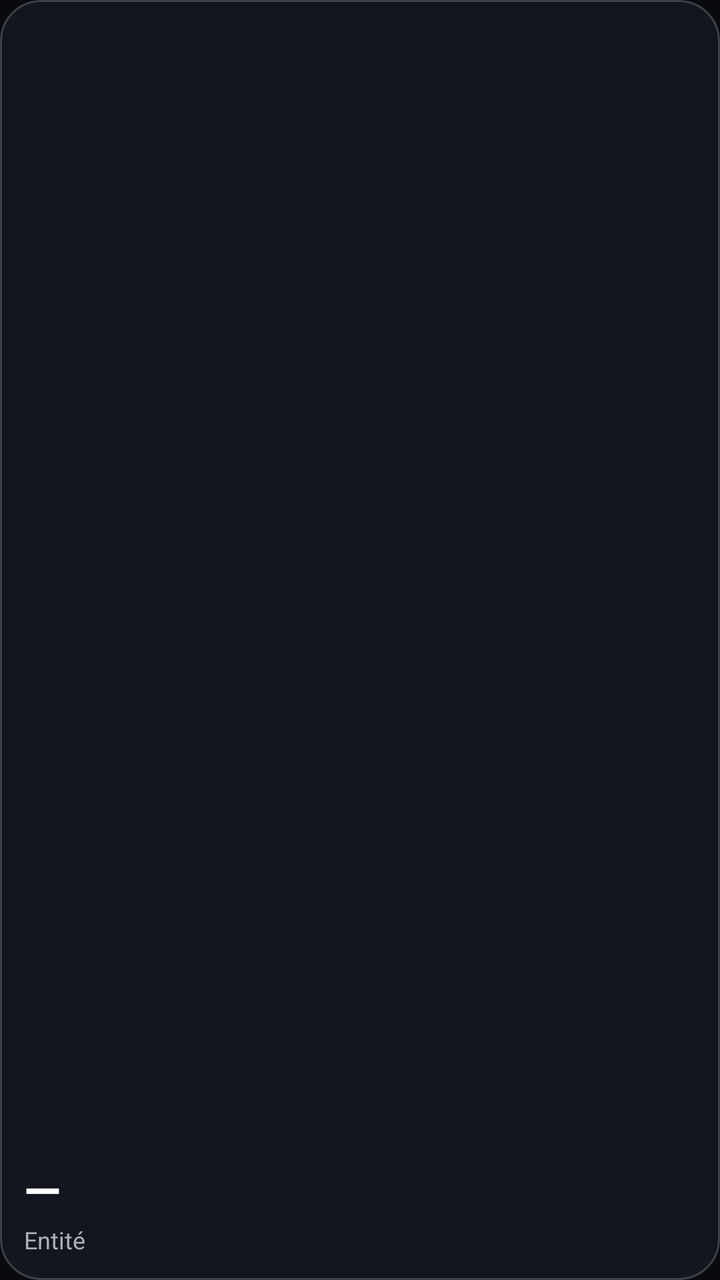
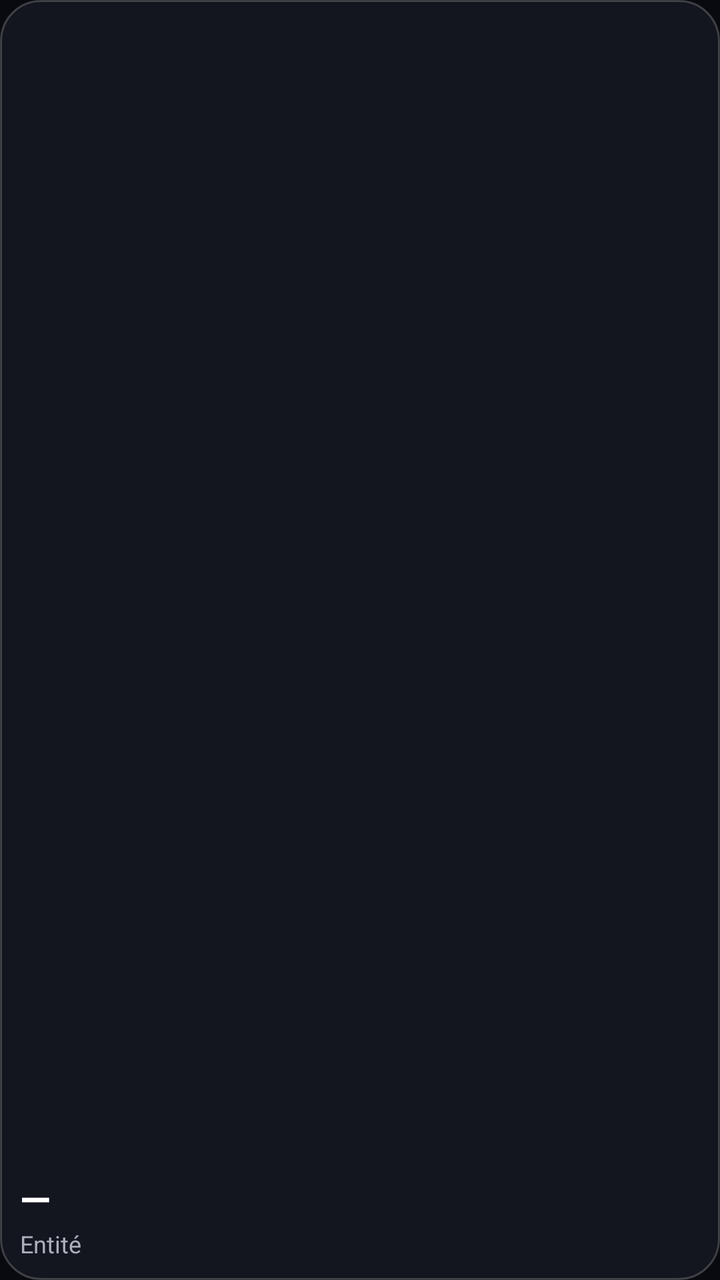

Before-and-after screenshots of an Android layout around one commit, followed by the original layout XML and the change that was made.
<!-- AndroidManifest.xml: application theme Theme.HaPanel -->
<!-- res/layout/item_tile.xml -->
<?xml version="1.0" encoding="utf-8"?>
<FrameLayout xmlns:android="http://schemas.android.com/apk/res/android"
    android:layout_width="match_parent"
    android:layout_height="128dp"
    android:layout_margin="6dp"
    android:clipChildren="true"
    android:clipToPadding="true"
    android:background="@drawable/tile_background">

    <View
        android:id="@+id/tile_tint"
        android:layout_width="match_parent"
        android:layout_height="match_parent"
        android:background="@drawable/tile_tint"
        android:visibility="gone" />

    <TextView
        android:id="@+id/tile_watermark"
        android:layout_width="wrap_content"
        android:layout_height="wrap_content"
        android:layout_gravity="end|center_vertical"
        android:layout_marginEnd="-14dp"
        android:includeFontPadding="false"
        android:textSize="104sp" />

    <LinearLayout
        android:layout_width="match_parent"
        android:layout_height="match_parent"
        android:orientation="vertical"
        android:padding="12dp">

        
        <TextView
            android:id="@+id/tile_icon"
            android:layout_width="wrap_content"
            android:layout_height="wrap_content"
            android:includeFontPadding="false"
            android:textColor="@color/tile_icon_tint"
            android:textSize="26sp" />

        
        <View
            android:layout_width="match_parent"
            android:layout_height="0dp"
            android:layout_weight="1" />

        <TextView
            android:id="@+id/tile_value"
            android:layout_width="match_parent"
            android:layout_height="wrap_content"
            android:maxLines="1"
            android:ellipsize="end"
            android:text="—"
            android:textColor="@color/tile_value"
            android:textSize="24sp"
            android:textStyle="bold" />

        <TextView
            android:id="@+id/tile_name"
            android:layout_width="match_parent"
            android:layout_height="wrap_content"
            android:layout_marginTop="1dp"
            android:ellipsize="end"
            android:maxLines="1"
            android:text="Entité"
            android:textColor="@color/tile_name"
            android:textSize="12sp" />

        
        <TextView
            android:id="@+id/tile_secondary"
            android:layout_width="match_parent"
            android:layout_height="wrap_content"
            android:layout_marginTop="1dp"
            android:maxLines="1"
            android:ellipsize="end"
            android:textColor="@color/text_secondary"
            android:textSize="12sp"
            android:visibility="gone" />

        
        <ProgressBar
            android:id="@+id/tile_level"
            style="?android:attr/progressBarStyleHorizontal"
            android:layout_width="match_parent"
            android:layout_height="4dp"
            android:layout_marginTop="8dp"
            android:max="100"
            android:progressDrawable="@drawable/level_bar"
            android:visibility="gone" />

    </LinearLayout>

</FrameLayout>
<!-- resources referenced by this layout -->
<resources>
  <color name="text_secondary">#FFAAAFB9</color>
  <color name="tile_name">#FFAAAFB9</color>
  <color name="tile_value">#FFFFFFFF</color>
  <!-- drawable level_bar (drawable) -->
  <?xml version="1.0" encoding="utf-8"?>
  <layer-list xmlns:android="http://schemas.android.com/apk/res/android">
      <item android:id="@android:id/background">
          <shape android:shape="rectangle">
              <corners android:radius="2dp" />
              <solid android:color="@color/level_track" />
          </shape>
      </item>
      <item android:id="@android:id/progress">
          <clip>
              <shape android:shape="rectangle">
                  <corners android:radius="2dp" />
                  <solid android:color="@color/level_fill" />
              </shape>
          </clip>
      </item>
  </layer-list>
  <!-- drawable tile_background (drawable) -->
  <?xml version="1.0" encoding="utf-8"?>
  <selector xmlns:android="http://schemas.android.com/apk/res/android">
  
      
      <item android:state_selected="true">
          <shape android:shape="rectangle">
              <corners android:radius="20dp" />
              <solid android:color="@color/tile_selected" />
              <stroke android:width="2dp" android:color="@color/accent" />
          </shape>
      </item>
  
      
      <item android:state_activated="true">
          <shape android:shape="rectangle">
              <corners android:radius="20dp" />
              <solid android:color="@color/tile_on" />
              <stroke android:width="1dp" android:color="@color/tile_border" />
          </shape>
      </item>
  
      <item>
          <shape android:shape="rectangle">
              <corners android:radius="20dp" />
              <solid android:color="@color/tile_off" />
              <stroke android:width="1dp" android:color="@color/tile_border" />
          </shape>
      </item>
  
  </selector>
  <!-- drawable tile_tint (drawable) -->
  <?xml version="1.0" encoding="utf-8"?>
  <shape xmlns:android="http://schemas.android.com/apk/res/android"
      android:shape="rectangle">
      <corners android:radius="20dp" />
      <solid android:color="#FFFFFFFF" />
  </shape>
  <style name="Theme.HaPanel" parent="Theme.AppCompat.NoActionBar">
          <item name="android:windowBackground">@color/background</item>
          <item name="android:textColorPrimary">@color/text_primary</item>
          <item name="colorAccent">@color/accent</item>
      </style>
  <color name="level_track">#33FFFFFF</color>
  <color name="level_fill">#FF00AAFF</color>
  <color name="tile_selected">#E61C3149</color>
  <color name="accent">#FF00AAFF</color>
  <color name="tile_on">#D91D2A3D</color>
  <color name="tile_border">#33FFFFFF</color>
  <color name="tile_off">#CC161A23</color>
  <color name="background">#FF080A0F</color>
  <color name="text_primary">#FFFFFFFF</color>
</resources>

<!-- the commit's change to res/layout/item_tile.xml (unified diff, before → after) -->
@@ -1,8 +1,8 @@
 <?xml version="1.0" encoding="utf-8"?>
 <FrameLayout xmlns:android="http://schemas.android.com/apk/res/android"
     android:layout_width="match_parent"
-    android:layout_height="128dp"
-    android:layout_margin="6dp"
+    android:layout_height="112dp"
+    android:layout_margin="5dp"
     android:clipChildren="true"
     android:clipToPadding="true"
     android:background="@drawable/tile_background">
@@ -21,13 +21,13 @@
         android:layout_gravity="end|center_vertical"
         android:layout_marginEnd="-14dp"
         android:includeFontPadding="false"
-        android:textSize="104sp" />
+        android:textSize="76sp" />
 
     <LinearLayout
         android:layout_width="match_parent"
         android:layout_height="match_parent"
         android:orientation="vertical"
-        android:padding="12dp">
+        android:padding="10dp">
 
         
         <TextView
@@ -36,7 +36,7 @@
             android:layout_height="wrap_content"
             android:includeFontPadding="false"
             android:textColor="@color/tile_icon_tint"
-            android:textSize="26sp" />
+            android:textSize="21sp" />
 
         
         <View
@@ -52,7 +52,7 @@
             android:ellipsize="end"
             android:text="—"
             android:textColor="@color/tile_value"
-            android:textSize="24sp"
+            android:textSize="20sp"
             android:textStyle="bold" />
 
         <TextView
@@ -84,7 +84,7 @@
             style="?android:attr/progressBarStyleHorizontal"
             android:layout_width="match_parent"
             android:layout_height="4dp"
-            android:layout_marginTop="8dp"
+            android:layout_marginTop="6dp"
             android:max="100"
             android:progressDrawable="@drawable/level_bar"
             android:visibility="gone" />
